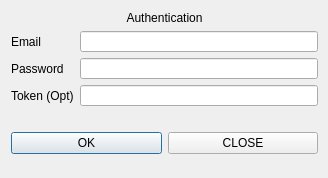
This is themes/pesterchum2.5/ui/AuthDialog.ui in henry232323/Pesterchum-Discord as Qt 5 draws it before an edit. The edited form follows.
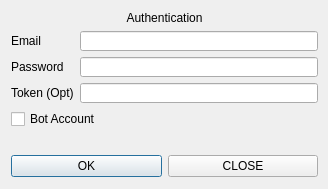
This is the edited form.

Commit message:
Bot accounts, recent msgs loaded
Fixed an issue with group dms
Added bot account option
Recent logs will appear in messages

```diff
--- a/themes/pesterchum2.5/ui/AuthDialog.ui
+++ b/themes/pesterchum2.5/ui/AuthDialog.ui
@@ -7,7 +7,7 @@
     <x>0</x>
     <y>0</y>
     <width>328</width>
-    <height>178</height>
+    <height>189</height>
    </rect>
   </property>
   <property name="windowTitle">
@@ -19,7 +19,7 @@
      <x>-1</x>
      <y>-1</y>
      <width>331</width>
-     <height>167</height>
+     <height>190</height>
     </rect>
    </property>
    <layout class="QVBoxLayout" name="verticalLayout">
@@ -74,6 +74,13 @@
       </item>
      </layout>
     </item>
+    <item>
+     <widget class="QCheckBox" name="botCheck">
+      <property name="text">
+       <string>Bot Account</string>
+      </property>
+     </widget>
+    </item>
     <item>
      <widget class="QLabel" name="errorLabel">
       <property name="text">
```
The commit also changes 6 other files.
